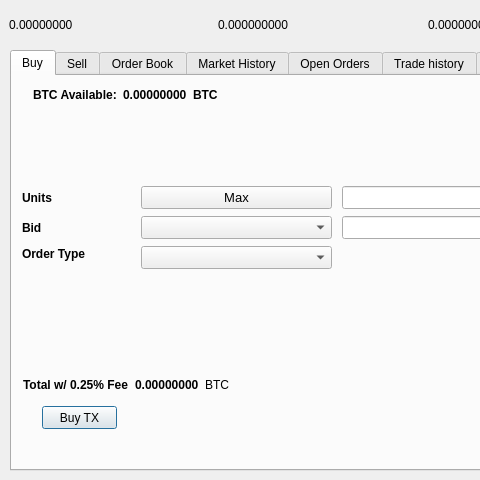
Qt form src/qt/forms/tradingdialog.ui (transferdev/Transfercoin) before a commit; both pictures show x 0 to 480 and y 0 to 480 of the 849 by 480 pixel window.
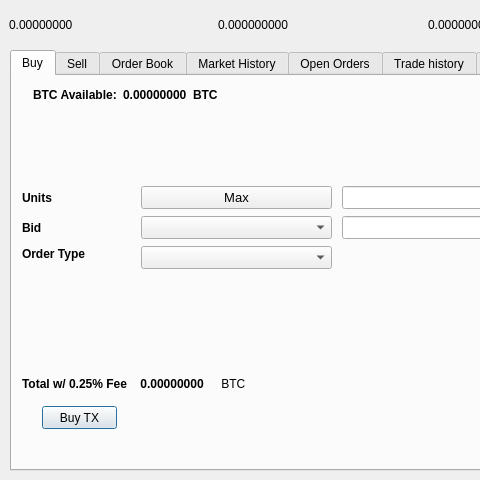
The same form after that commit. The open tabs and pages were chosen to show the change.

Patch:
```diff
--- a/src/qt/forms/tradingdialog.ui
+++ b/src/qt/forms/tradingdialog.ui
@@ -227,7 +227,7 @@
       <rect>
        <x>21</x>
        <y>11</y>
-       <width>201</width>
+       <width>221</width>
        <height>16</height>
       </rect>
      </property>
@@ -691,16 +691,16 @@
       </item>
      </layout>
     </widget>
-    <widget class="QWidget" name="layoutWidget">
+    <widget class="QWidget" name="layoutWidget_2">
      <property name="geometry">
       <rect>
-       <x>11</x>
-       <y>301</y>
-       <width>231</width>
+       <x>10</x>
+       <y>300</y>
+       <width>271</width>
        <height>16</height>
       </rect>
      </property>
-     <layout class="QHBoxLayout" name="horizontalLayout_4">
+     <layout class="QHBoxLayout" name="horizontalLayout_5">
       <item>
        <widget class="QLabel" name="label_9">
         <property name="font">
@@ -710,7 +710,7 @@
          </font>
         </property>
         <property name="text">
-         <string>Total w/ 0.25% Fee</string>
+         <string>Total w/ 0.25% Fee </string>
         </property>
        </widget>
       </item>
@@ -1141,7 +1141,7 @@
          <bool>false</bool>
         </property>
         <property name="text">
-         <string>0.00000000</string>
+         <string> 0.00000000</string>
         </property>
         <property name="textInteractionFlags">
          <set>Qt::LinksAccessibleByMouse|Qt::TextSelectableByMouse</set>
@@ -1157,7 +1157,7 @@
          </font>
         </property>
         <property name="text">
-         <string>BTC</string>
+         <string> BTC</string>
         </property>
        </widget>
       </item>
```
Left out of the diff: 10 changed lines with no effect on the pictures.
